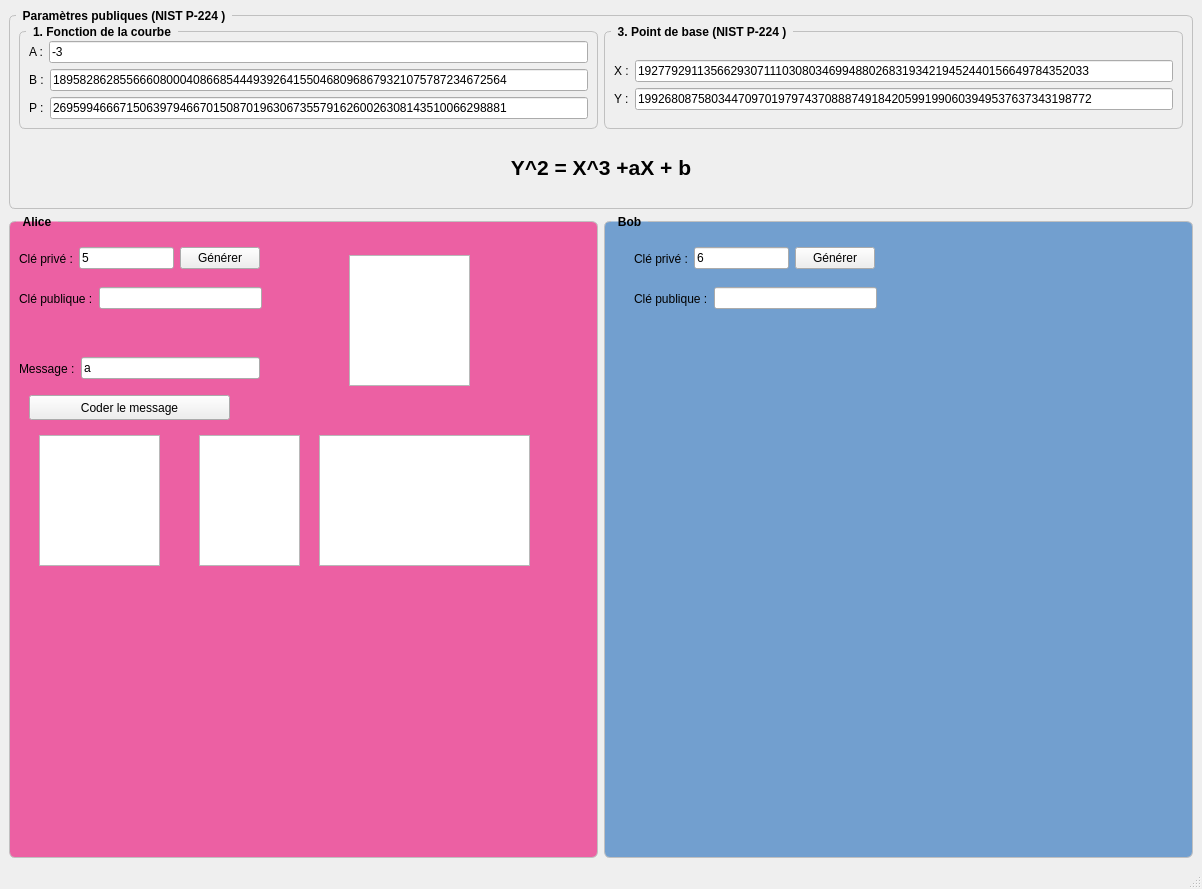
ictlotfi/CryptoPFE, file bigwindow.ui: the form before one commit.
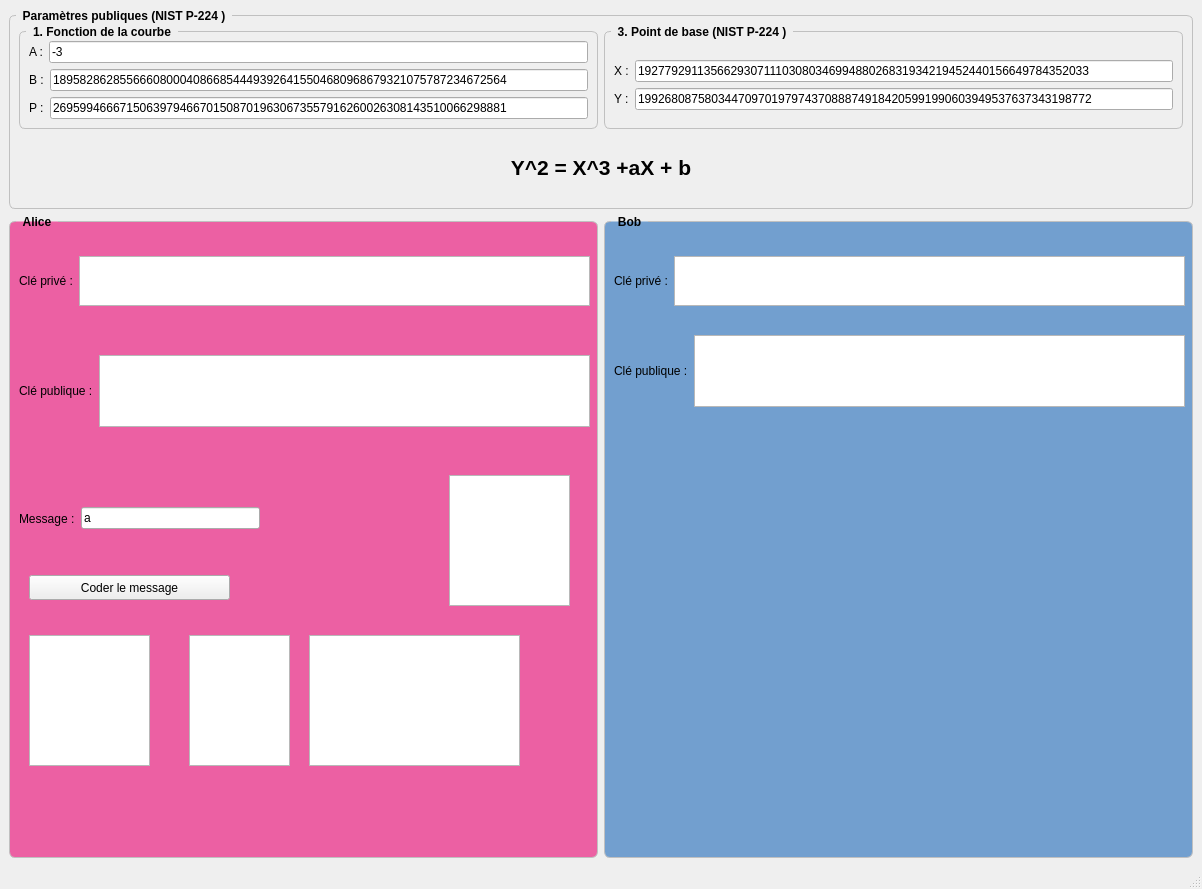
The form after the commit.

```diff
--- a/bigwindow.ui
+++ b/bigwindow.ui
@@ -249,8 +249,8 @@
         <rect>
          <x>10</x>
          <y>30</y>
-         <width>241</width>
-         <height>27</height>
+         <width>571</width>
+         <height>72</height>
         </rect>
        </property>
        <layout class="QHBoxLayout" name="horizontalLayout_6">
@@ -262,16 +262,12 @@
          </widget>
         </item>
         <item>
-         <widget class="QLineEdit" name="lineEdit_private_key_alice">
-          <property name="text">
-           <string>5</string>
-          </property>
-         </widget>
-        </item>
-        <item>
-         <widget class="QPushButton" name="button_generate_public_key_alice">
-          <property name="text">
-           <string>Générer</string>
+         <widget class="QTextEdit" name="textEdit_private_key_alice">
+          <property name="maximumSize">
+           <size>
+            <width>16777215</width>
+            <height>50</height>
+           </size>
           </property>
          </widget>
         </item>
@@ -281,9 +277,9 @@
        <property name="geometry">
         <rect>
          <x>10</x>
-         <y>70</y>
-         <width>243</width>
-         <height>27</height>
+         <y>140</y>
+         <width>571</width>
+         <height>72</height>
         </rect>
        </property>
        <layout class="QHBoxLayout" name="horizontalLayout_8">
@@ -295,7 +291,7 @@
          </widget>
         </item>
         <item>
-         <widget class="QLineEdit" name="lineEdit_public_key_alice"/>
+         <widget class="QTextEdit" name="textEdit_public_key_alice"/>
         </item>
        </layout>
       </widget>
@@ -303,7 +299,7 @@
        <property name="geometry">
         <rect>
          <x>20</x>
-         <y>180</y>
+         <y>360</y>
          <width>201</width>
          <height>25</height>
         </rect>
@@ -315,8 +311,8 @@
       <widget class="QTextEdit" name="textEdit_encoded_message">
        <property name="geometry">
         <rect>
-         <x>30</x>
-         <y>220</y>
+         <x>20</x>
+         <y>420</y>
          <width>121</width>
          <height>131</height>
         </rect>
@@ -325,8 +321,8 @@
       <widget class="QTextEdit" name="textEdit_encrypted_message">
        <property name="geometry">
         <rect>
-         <x>190</x>
-         <y>220</y>
+         <x>180</x>
+         <y>420</y>
          <width>101</width>
          <height>131</height>
         </rect>
@@ -335,8 +331,8 @@
       <widget class="QTextEdit" name="textEdit_cm_message">
        <property name="geometry">
         <rect>
-         <x>310</x>
-         <y>220</y>
+         <x>300</x>
+         <y>420</y>
          <width>211</width>
          <height>131</height>
         </rect>
@@ -345,8 +341,8 @@
       <widget class="QTextEdit" name="textEdit_decrypted_message">
        <property name="geometry">
         <rect>
-         <x>340</x>
-         <y>40</y>
+         <x>440</x>
+         <y>260</y>
          <width>121</width>
          <height>131</height>
         </rect>
@@ -356,7 +352,7 @@
        <property name="geometry">
         <rect>
          <x>10</x>
-         <y>140</y>
+         <y>290</y>
          <width>241</width>
          <height>27</height>
         </rect>
@@ -406,10 +402,10 @@
       <widget class="QWidget" name="layoutWidget_4">
        <property name="geometry">
         <rect>
-         <x>30</x>
-         <y>70</y>
-         <width>243</width>
-         <height>27</height>
+         <x>10</x>
+         <y>120</y>
+         <width>571</width>
+         <height>72</height>
         </rect>
        </property>
        <layout class="QHBoxLayout" name="horizontalLayout_9">
@@ -421,17 +417,17 @@
          </widget>
         </item>
         <item>
-         <widget class="QLineEdit" name="lineEdit_public_key_bob"/>
+         <widget class="QTextEdit" name="textEdit_public_key_bob"/>
         </item>
        </layout>
       </widget>
       <widget class="QWidget" name="layoutWidget_5">
        <property name="geometry">
         <rect>
-         <x>30</x>
+         <x>10</x>
          <y>30</y>
-         <width>241</width>
-         <height>27</height>
+         <width>571</width>
+         <height>72</height>
         </rect>
        </property>
        <layout class="QHBoxLayout" name="horizontalLayout_10">
@@ -443,16 +439,12 @@
          </widget>
         </item>
         <item>
-         <widget class="QLineEdit" name="lineEdit_private_key_bob">
-          <property name="text">
-           <string>6</string>
-          </property>
-         </widget>
-        </item>
-        <item>
-         <widget class="QPushButton" name="button_generate_public_key_bob">
-          <property name="text">
-           <string>Générer</string>
+         <widget class="QTextEdit" name="textEdit_private_key_bob">
+          <property name="maximumSize">
+           <size>
+            <width>16777215</width>
+            <height>50</height>
+           </size>
           </property>
          </widget>
         </item>
```
